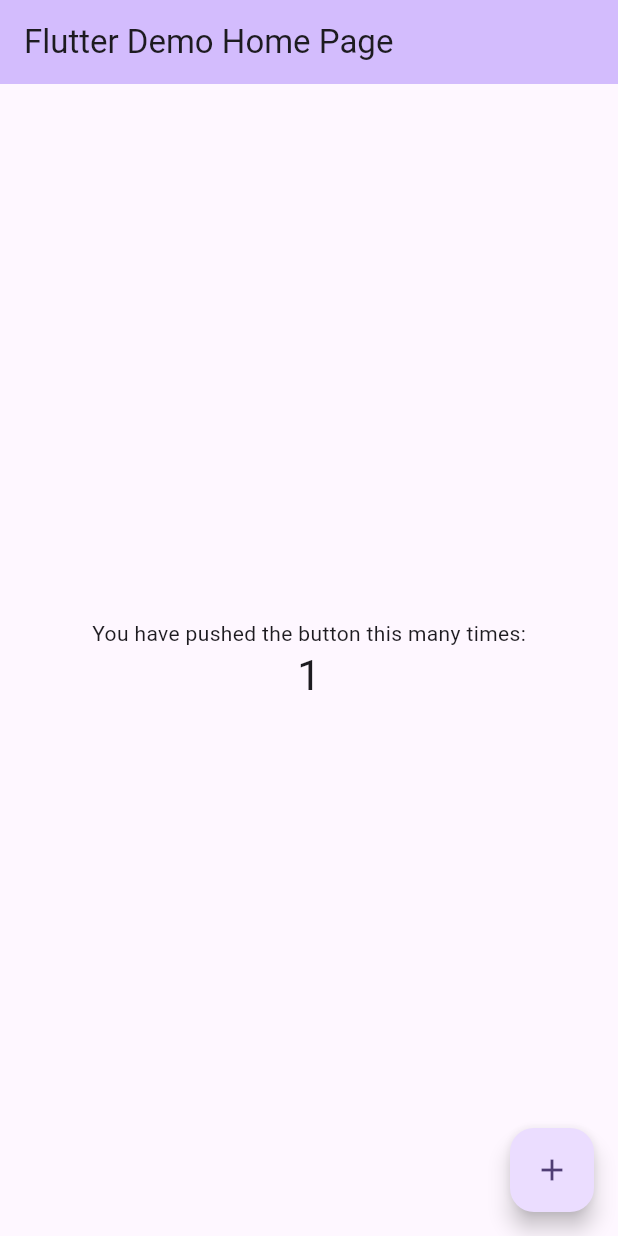
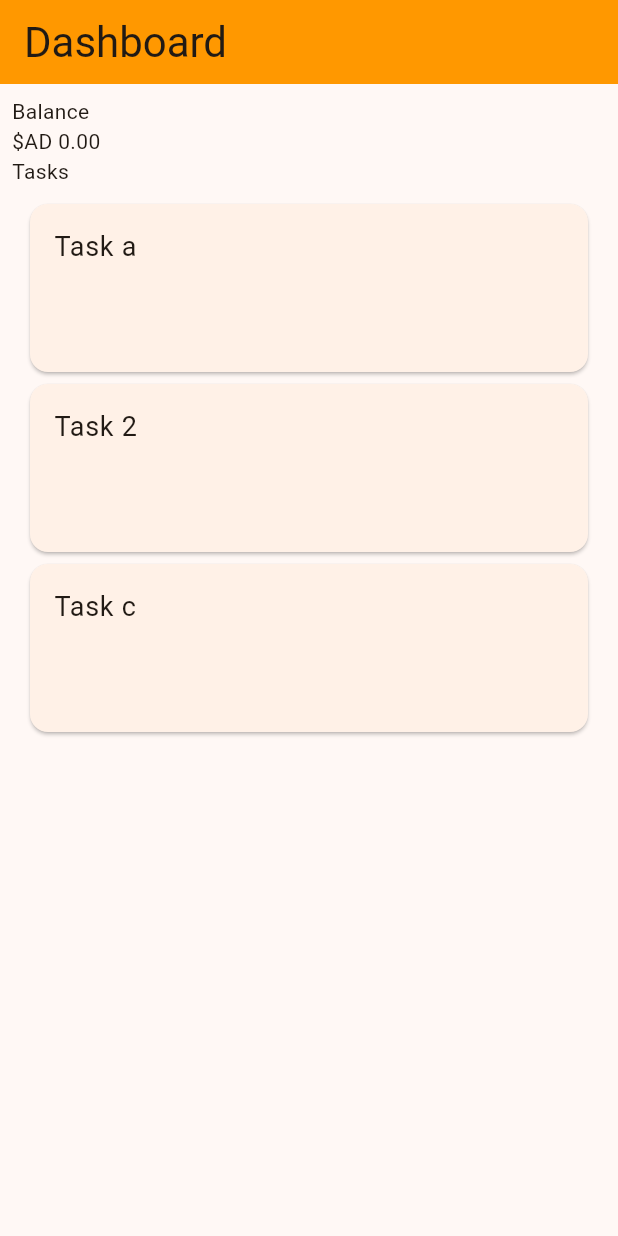
Before and after one commit to pdahlberg/solana_rewards, a Flutter app: the screen it shows after launch, on a phone screen of 412 x 824 dp. Run offline on Flutter 3.47's test engine with Material 3 defaults, Android fonts, the phone set to English and light mode, and no system bars; our stand-ins replace dio, equatable, get_it, go_router, signals.

Commit message:
Using Signals for the first time. Let's see if it fits with my architecture.

```diff
--- /dev/null
+++ b/lib/features/dashboard/view/dashboard.dart
@@ -0,0 +1,56 @@
+
+import 'package:flutter/material.dart';
+import 'package:signals/signals_flutter.dart';
+import 'package:solana_rewards/features/tasks/repository/task_repository.dart';
+import 'package:solana_rewards/infra/dependencies.dart';
+
+class Dashboard extends StatelessWidget {
+
+  static const String path = '/dashboard';
+
+  const Dashboard({Key? key}) : super(key: key);
+
+  @override
+  Widget build(BuildContext context) {
+    final taskRepository = getIt<TaskRepository>();
+
+    return Scaffold(
+      appBar: AppBar(
+        title: Text(
+          'Dashboard',
+          style: Theme.of(context).textTheme.headlineMedium,
+        ),
+      ),
+      body: Padding(
+        padding: const EdgeInsets.all(8.0),
+        child: Column(
+          crossAxisAlignment: CrossAxisAlignment.stretch,
+          children: [
+            Text('Balance'),
+            Text('\$AD 0.00'),
+            Text('Tasks'),
+            Expanded(
+              child: Watch.builder(
+                builder: (context) {
+                  var list = taskRepository.list;
+                  return ListView.builder(
+                    padding: EdgeInsets.all(8),
+                    itemExtent: 120,
+                    itemCount: list.length,
+                    itemBuilder: (context, index) {
+                      return Card(
+                        child: ListTile(
+                          title: Text(list[index].title),
+                        ),
+                      );
+                    },
+                  );
+                }
+              ),
+            ),
+          ],
+        ),
+      ),
+    );
+  }
+}
--- /dev/null
+++ b/lib/features/tasks/model/task.dart
@@ -0,0 +1,33 @@
+
+import 'package:equatable/equatable.dart';
+
+class Task extends Equatable {
+
+  final String title;
+  final String description;
+
+  Task({
+    required this.title,
+    required this.description,
+  });
+
+  @override
+  List<Object?> get props => [title, description];
+
+  Task copyWith({
+    String? title,
+    String? description,
+  }) {
+    return Task(
+      title: title ?? this.title,
+      description: description ?? this.description,
+    );
+  }
+
+  @override
+  String toString() {
+    return 'Task(title: $title, description: $description)';
+  }
+
+
+}
--- /dev/null
+++ b/lib/features/tasks/repository/task_repository.dart
@@ -0,0 +1,13 @@
+
+import 'package:signals/signals.dart';
+import 'package:solana_rewards/features/tasks/model/task.dart';
+
+class TaskRepository {
+
+  final list = listSignal<Task>([
+    Task(title: 'Task a', description: 'Description 1'),
+    Task(title: 'Task 2', description: 'Description 2'),
+    Task(title: 'Task c', description: 'Description 3'),
+  ]);
+
+}
--- /dev/null
+++ b/lib/infra/app.dart
@@ -0,0 +1,34 @@
+
+import 'package:flutter/material.dart';
+import 'package:go_router/go_router.dart';
+import 'package:solana_rewards/infra/app_router.dart';
+import 'package:solana_rewards/infra/dependencies.dart';
+
+class App extends StatelessWidget {
+
+  const App({ super.key });
+
+  @override
+  Widget build(BuildContext context) {
+    final GoRouter goRouter = getIt<AppRouter>().router;
+
+    return MaterialApp.router(
+      routerConfig: goRouter,
+      theme: ThemeData(
+        brightness: Brightness.light,
+        useMaterial3: true,
+        textTheme: const TextTheme(
+          displayLarge: TextStyle(fontSize: 32, fontWeight: FontWeight.bold),
+          bodyLarge: TextStyle(fontSize: 18, color: Colors.black87),
+        ),
+        appBarTheme: const AppBarTheme(
+          color: Colors.orange,
+          iconTheme: IconThemeData(color: Colors.white),
+        ),
+        colorScheme: ColorScheme.fromSeed(
+          seedColor: Colors.orange,
+        ),
+      ),
+    );
+  }
+}
--- /dev/null
+++ b/lib/infra/app_router.dart
@@ -0,0 +1,35 @@
+import 'package:flutter/cupertino.dart';
+import 'package:flutter/widgets.dart';
+import 'package:go_router/go_router.dart';
+import 'package:solana_rewards/features/dashboard/view/dashboard.dart';
+
+class AppRouter {
+
+  final GlobalKey<NavigatorState> _rootNavigatorKey = GlobalKey<NavigatorState>(debugLabel: 'root');
+  final GlobalKey<NavigatorState> _shellNavigatorKey = GlobalKey<NavigatorState>(debugLabel: 'shell');
+
+  GoRouter get router => _goRouter;
+
+  AppRouter(
+    //this.authService,
+  );
+
+  AppRouter.of(BuildContext context) : this(
+    //context.read(),
+  );
+
+  late final GoRouter _goRouter = GoRouter(
+    navigatorKey: _rootNavigatorKey,
+    initialLocation: Dashboard.path,
+    debugLogDiagnostics: true,
+    routes: <RouteBase>[
+      GoRoute(
+        path: Dashboard.path,
+        builder: (BuildContext context, GoRouterState state) {
+          return const Dashboard();
+        },
+      ),
+    ],
+    //errorBuilder: (context, state) => ErrorPage(error: state.error.toString())
+  );
+}
--- /dev/null
+++ b/lib/infra/dependencies.dart
@@ -0,0 +1,13 @@
+
+import 'package:dio/dio.dart';
+import 'package:get_it/get_it.dart';
+import 'package:solana_rewards/features/tasks/repository/task_repository.dart';
+import 'package:solana_rewards/infra/app_router.dart';
+
+final getIt = GetIt.instance;
+
+void initDependencies() {
+  getIt.registerSingleton<AppRouter>(AppRouter());
+  getIt.registerSingleton<Dio>(Dio());
+  getIt.registerSingleton<TaskRepository>(TaskRepository());
+}
--- /dev/null
+++ b/lib/infra/extension_methods.dart
@@ -0,0 +1,6 @@
+
+
+
+extension ObjectExt<T> on T {
+  R let<R>(R Function(T that) op) => op(this);
+}
--- a/lib/main.dart
+++ b/lib/main.dart
@@ -1,104 +1,10 @@
 import 'package:flutter/material.dart';
-import 'package:signals/signals_flutter.dart';
+import 'package:solana_rewards/infra/app.dart';
+import 'package:solana_rewards/infra/dependencies.dart';
 
-void main() {
-  runApp(const MyApp());
+void main() async {
+  WidgetsFlutterBinding.ensureInitialized();
+  initDependencies();
+
+  runApp(const App());
 }
-
-class MyApp extends StatelessWidget {
-  const MyApp({super.key});
-
-  // This widget is the root of your application.
-  @override
-  Widget build(BuildContext context) {
-    return MaterialApp(
-      title: 'Flutter Demo',
-      theme: ThemeData(
-        // This is the theme of your application.
-        //
-        // TRY THIS: Try running your application with "flutter run". You'll see
-        // the application has a purple toolbar. Then, without quitting the app,
-        // try changing the seedColor in the colorScheme below to Colors.green
-        // and then invoke "hot reload" (save your changes or press the "hot
-        // reload" button in a Flutter-supported IDE, or press "r" if you used
-        // the command line to start the app).
-        //
-        // Notice that the counter didn't reset back to zero; the application
-        // state is not lost during the reload. To reset the state, use hot
-        // restart instead.
-        //
-        // This works for code too, not just values: Most code changes can be
-        // tested with just a hot reload.
-        colorScheme: ColorScheme.fromSeed(seedColor: Colors.deepPurple),
-        useMaterial3: true,
-      ),
-      home: const MyHomePage(title: 'Flutter Demo Home Page'),
-    );
-  }
-}
-
-class MyHomePage extends StatefulWidget {
-
-  const MyHomePage({super.key, required this.title});
-
-  // This widget is the home page of your application. It is stateful, meaning
-  // that it has a State object (defined below) that contains fields that affect
-  // how it looks.
-
-  // This class is the configuration for the state. It holds the values (in this
-  // case the title) provided by the parent (in this case the App widget) and
-  // used by the build method of the State. Fields in a Widget subclass are
-  // always marked "final".
-
-  final String title;
-
-  @override
-  State<MyHomePage> createState() => _MyHomePageState();
-}
-
-class _MyHomePageState extends State<MyHomePage> {
-  final counter = signal(1);
-
-  void _incrementCounter() {
-    counter.value++;
-  }
-
-  @override
-  Widget build(BuildContext context) {
-    // This method is rerun every time setState is called, for instance as done
-    // by the _incrementCounter method above.
-    //
-    // The Flutter framework has been optimized to make rerunning build methods
-    // fast, so that you can just rebuild anything that needs updating rather
-    // than having to individually change instances of widgets.
-    return Scaffold(
-      appBar: AppBar(
-        backgroundColor: Theme.of(context).colorScheme.inversePrimary,
-        title: Text(widget.title),
-      ),
-      body: Center(
-        child: Column(
-          mainAxisAlignment: MainAxisAlignment.center,
-          children: <Widget>[
-            const Text(
-              'You have pushed the button this many times:',
-            ),
-            Watch.builder(
-              builder: (context) {
-                return Text(
-                  '${counter.value}',
-                  style: Theme.of(context).textTheme.headlineMedium,
-                );
-              }
-            ),
-          ],
-        ),
-      ),
-      floatingActionButton: FloatingActionButton(
-        onPressed: _incrementCounter,
-        tooltip: 'Increment',
-        child: const Icon(Icons.add),
-      ), // This trailing comma makes auto-formatting nicer for build methods.
-    );
-  }
-}
--- a/pubspec.yaml
+++ b/pubspec.yaml
@@ -36,6 +36,10 @@ dependencies:
   # Use with the CupertinoIcons class for iOS style icons.
   cupertino_icons: ^1.0.2
   signals: ^3.0.0
+  get_it: ^7.6.7
+  dio: ^5.4.0
+  go_router: ^13.0.1
+  equatable: ^2.0.5
 
 dev_dependencies:
   flutter_test:
```
Also changed, not shown: pubspec.lock.
